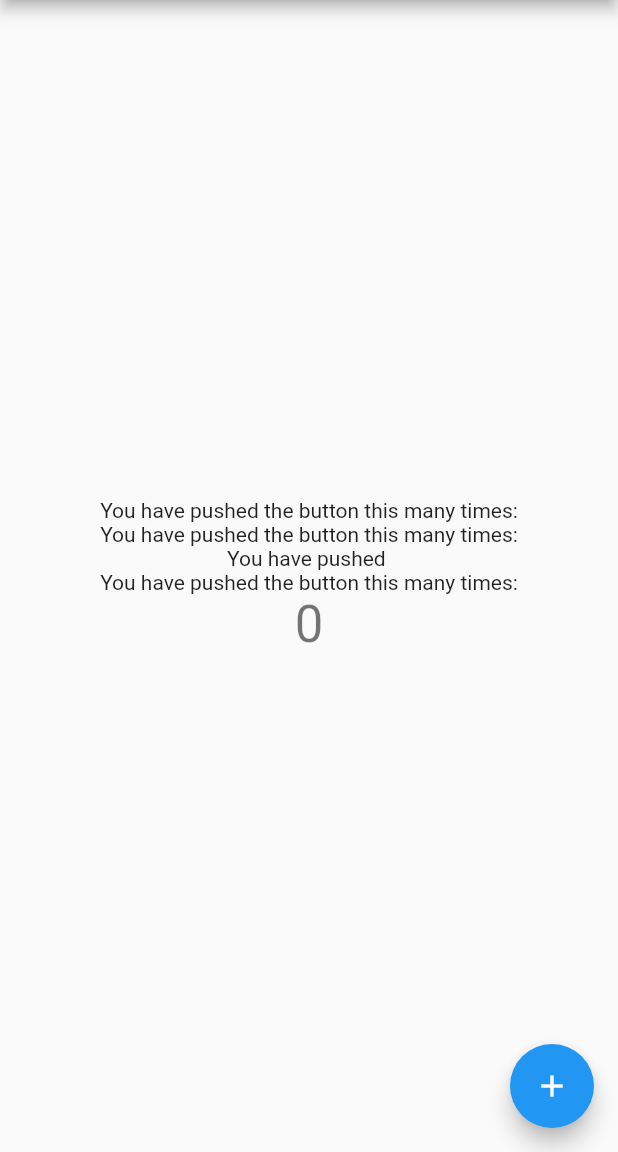
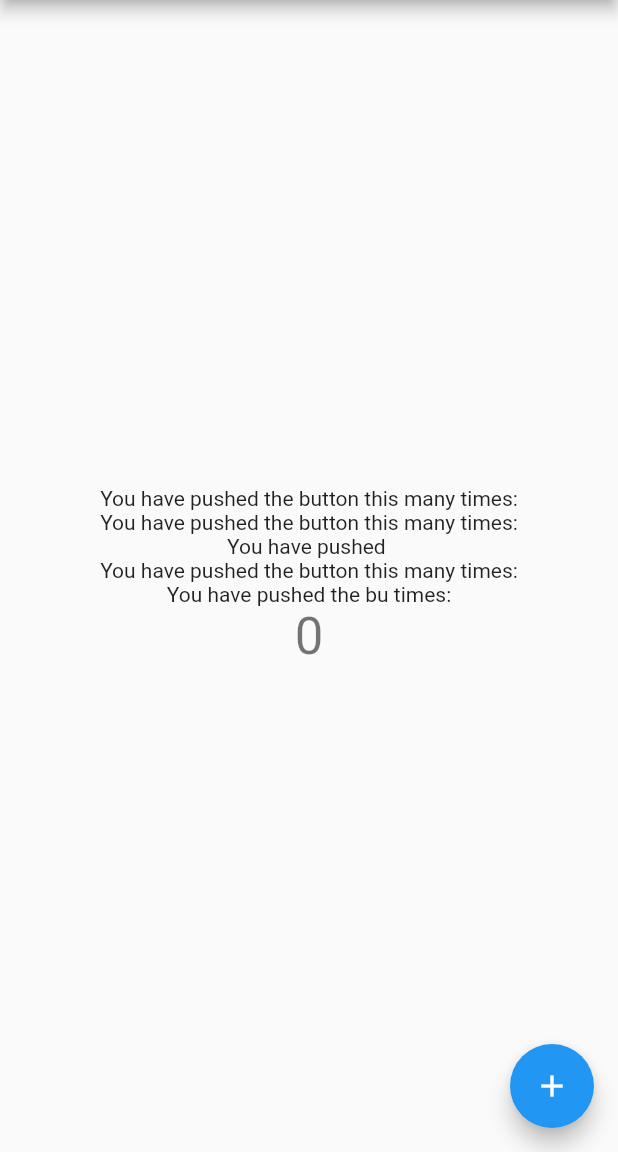
Before and after one commit to ShahinaEP/pythonbasic2, a Flutter app: the screen it shows after launch, on a phone screen of 412 x 824 dp, the part 84-1236 px from its top. Run offline on Flutter 3.47's test engine with Material 2 defaults, Android fonts, the phone set to English and light mode, and no system bars.

Commit message:
first commitee textdd aq

```diff
--- a/lib/main.dart
+++ b/lib/main.dart
@@ -110,6 +110,10 @@ class _MyHomePageState extends State<MyHomePage> {
               'You have pushed the button this many times:',
             ),
 
+            const Text(
+              'You have pushed the bu times:',
+            ),
+
             Text(
               '$_counter',
               style: Theme.of(context).textTheme.headlineMedium,
```
